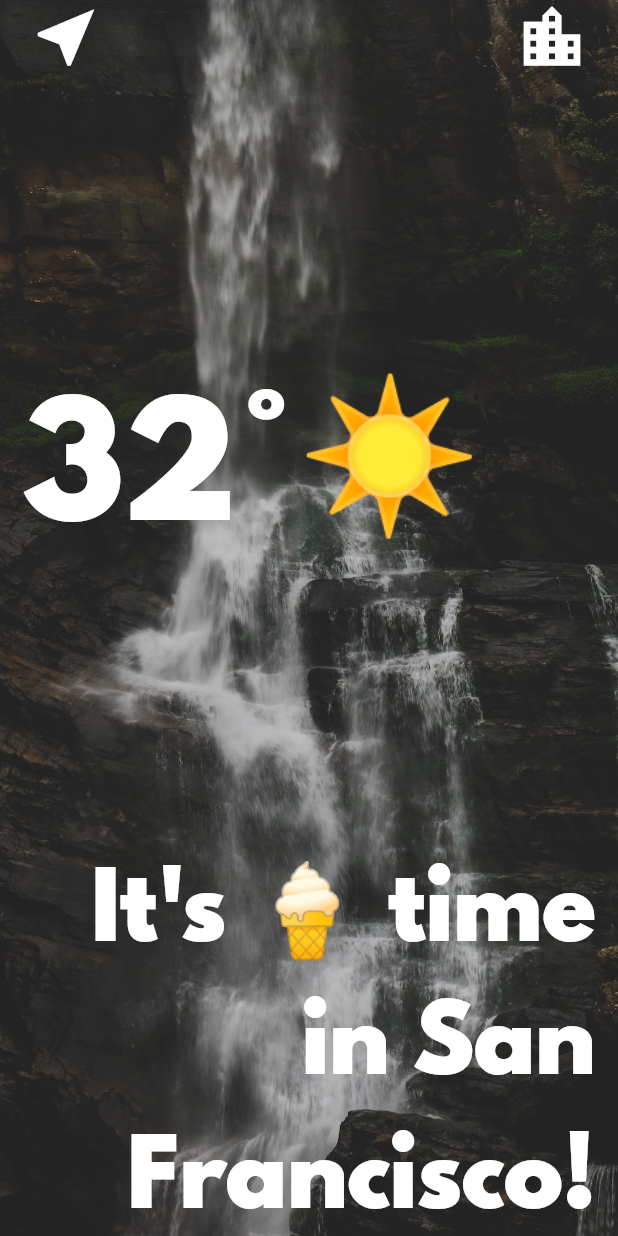
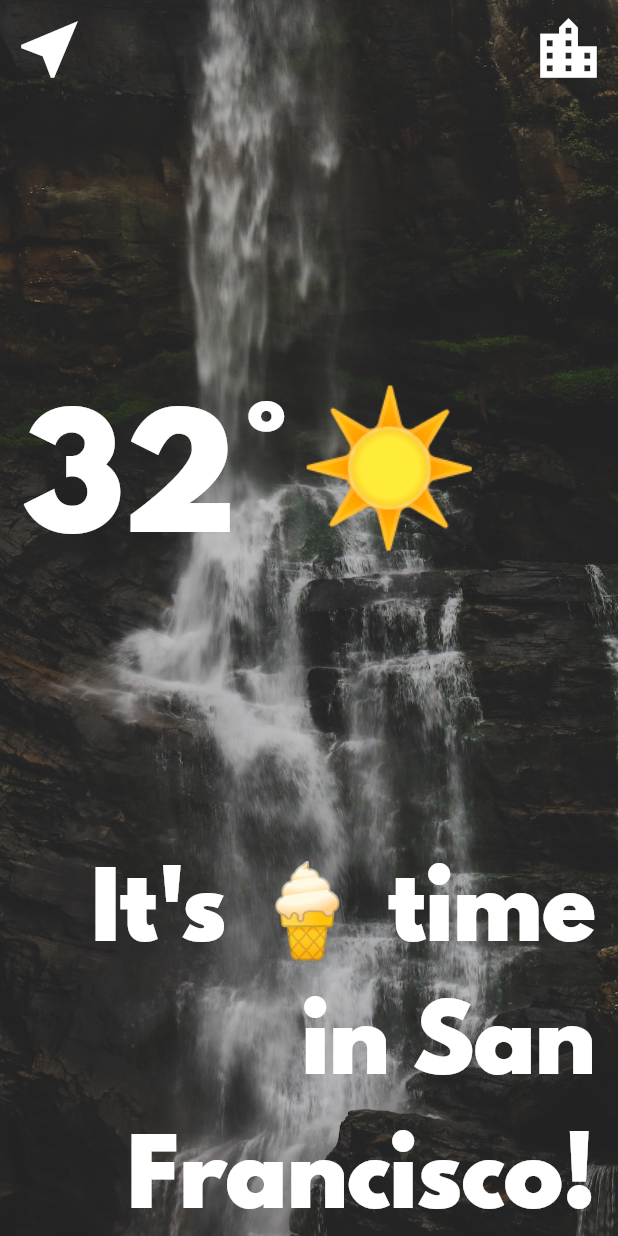
Before and after one commit to LHHan/bootcamp_clima, a Flutter app: the LocationScreen screen opened directly, on a phone screen of 412 x 824 dp. Run offline on Flutter 3.47's test engine with Material 2 defaults, Android fonts, the phone set to English and light mode, and no system bars; our stand-ins replace flutter_spinkit, geolocator; missing offline and left inert: geolocator_web.

```diff
--- a/lib/screens/location_screen.dart
+++ b/lib/screens/location_screen.dart
@@ -28,18 +28,20 @@
               Row(
                 mainAxisAlignment: MainAxisAlignment.spaceBetween,
                 children: <Widget>[
-                  FlatButton(
+                  TextButton(
                     onPressed: () {},
                     child: Icon(
                       Icons.near_me,
                       size: 50.0,
+                      color: Colors.white,
                     ),
                   ),
-                  FlatButton(
+                  TextButton(
                     onPressed: () {},
                     child: Icon(
                       Icons.location_city,
                       size: 50.0,
+                      color: Colors.white,
                     ),
                   ),
                 ],
--- a/pubspec.yaml
+++ b/pubspec.yaml
@@ -15,6 +15,7 @@
   cupertino_icons: ^1.0.2
   geolocator: ^7.1.0
   http: ^0.13.3
+  flutter_spinkit: ^5.0.0
 
 dev_dependencies:
   flutter_test:
```
Also changed, not shown: lib/screens/loading_screen.dart (+17 -6 lines).
